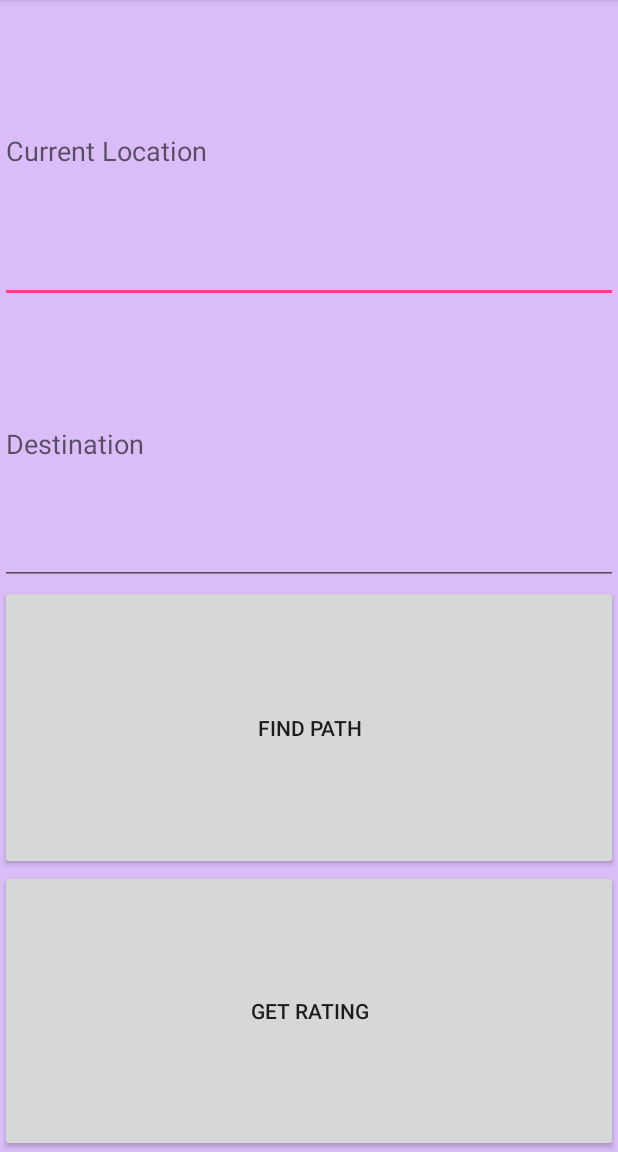
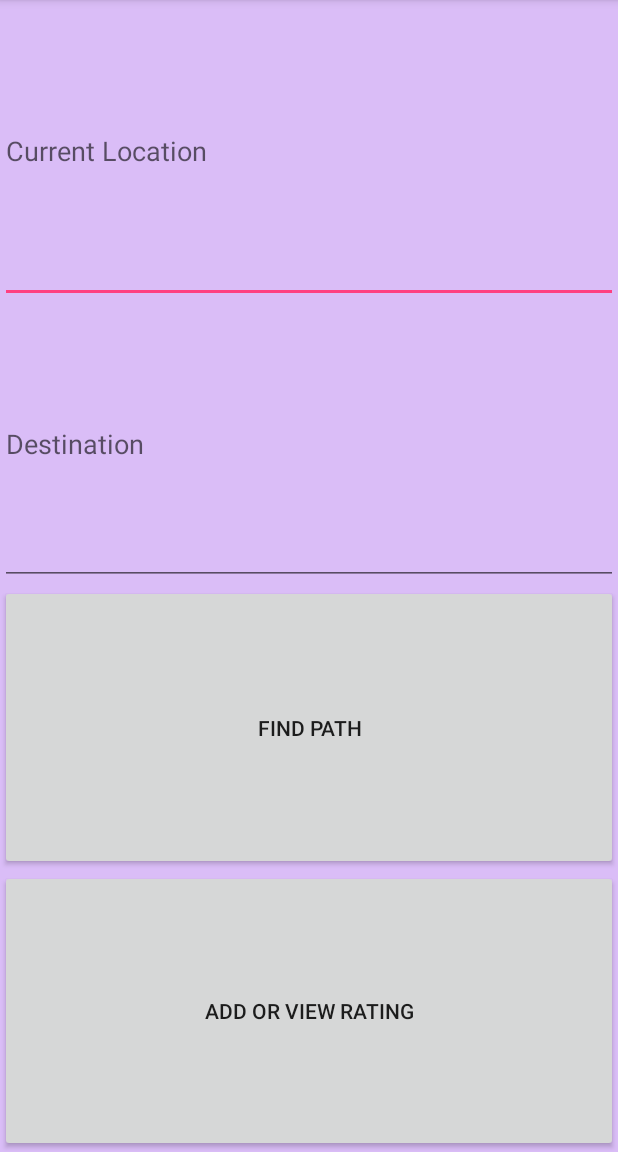
Before and after one commit to esguo/MAPS, an Android app: the screen it shows after launch (MainActivity), on a phone screen of 412 x 824 dp, the part 84-1236 px from its top. Run offline under Robolectric (Android 15) with nearby library versions, the phone set to English and light mode, and no system bars.

Commit message:
changed button message

```diff
--- a/app/src/main/res/layout/content_main.xml
+++ b/app/src/main/res/layout/content_main.xml
@@ -41,5 +41,5 @@
         android:layout_width="match_parent"
         android:layout_height="2dp"
         android:layout_weight="1"
-        android:text="Get Rating" />
+        android:text="Add or View Rating" />
 </LinearLayout>
```
